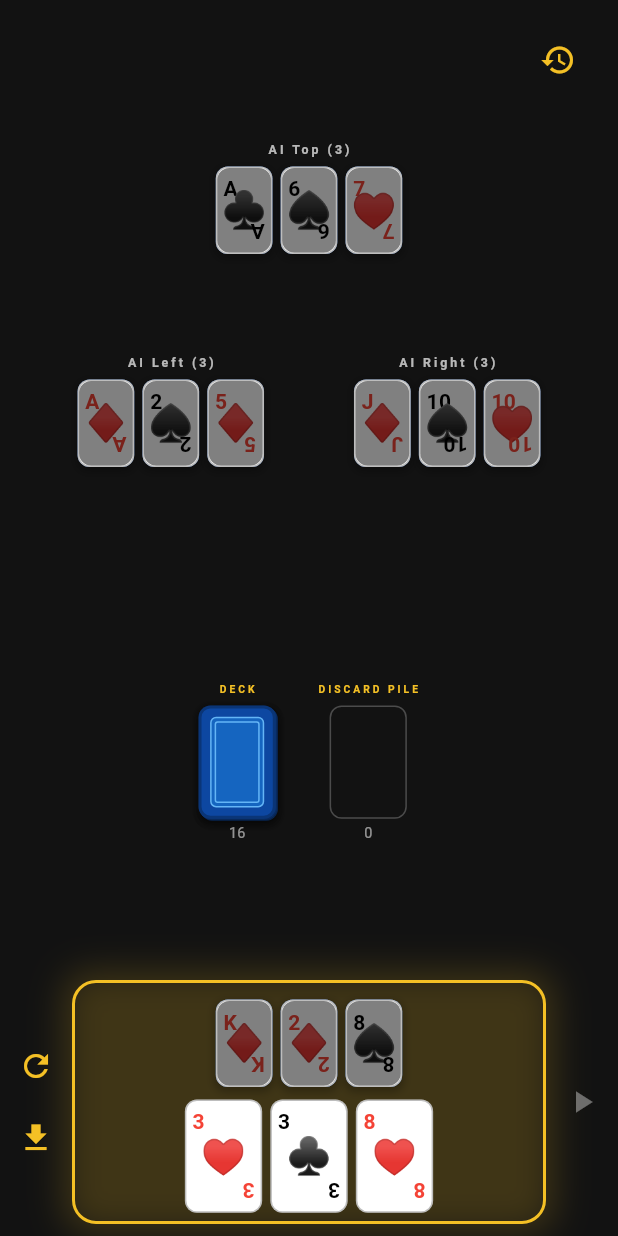
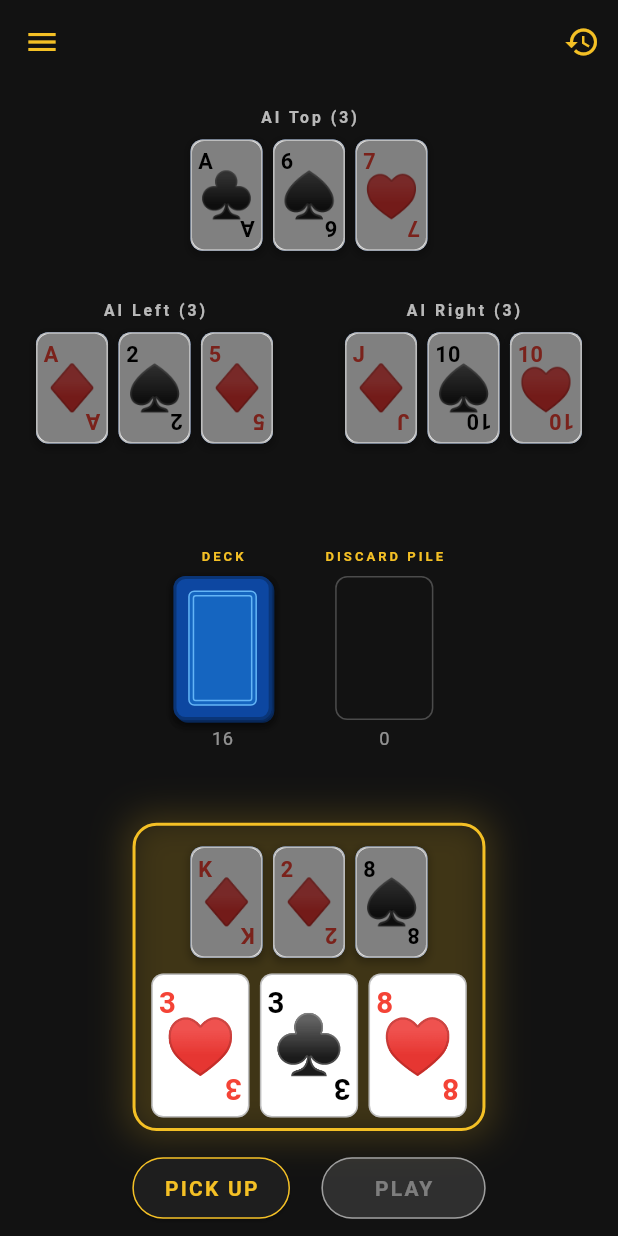
Before and after one commit to petercsakany/shithead, a Flutter app: the screen it shows after launch, on a phone screen of 412 x 824 dp. Run offline on Flutter 3.47's test engine with Material 3 defaults, Android fonts, the phone set to English and light mode, and no system bars.

Commit message:
UI changes

```diff
--- a/lib/views/components/card_widget.dart
+++ b/lib/views/components/card_widget.dart
@@ -81,14 +81,18 @@ class CardWidget extends StatelessWidget {
                     left: 4,
                     child: Text(
                       card!.toString().split(' ').first,
-                      style: TextStyle(color: _getSuitColor(card!.suit), fontSize: 14, fontWeight: FontWeight.bold),
+                      style: TextStyle(
+                        color: _getSuitColor(card!.suit),
+                        fontSize: width * 0.3,
+                        fontWeight: FontWeight.bold,
+                      ),
                     ),
                   ),
                   // Center Icon
                   Center(
                     child: Text(
                       _getSuitSymbol(card!.suit),
-                      style: TextStyle(color: _getSuitColor(card!.suit), fontSize: 24),
+                      style: TextStyle(color: _getSuitColor(card!.suit), fontSize: height * 0.4),
                     ),
                   ),
                   // Bottom right text
@@ -99,7 +103,11 @@ class CardWidget extends StatelessWidget {
                       angle: 3.14159,
                       child: Text(
                         card!.toString().split(' ').first,
-                        style: TextStyle(color: _getSuitColor(card!.suit), fontSize: 14, fontWeight: FontWeight.bold),
+                        style: TextStyle(
+                          color: _getSuitColor(card!.suit),
+                          fontSize: width * 0.3,
+                          fontWeight: FontWeight.bold,
+                        ),
                       ),
                     ),
                   ),
--- a/lib/views/components/player_zone.dart
+++ b/lib/views/components/player_zone.dart
@@ -110,9 +110,7 @@ class PlayerZone extends StatelessWidget {
                 );
               }).toList(),
             ),
-          )
-        else
-          SizedBox(height: 45 * scale), // Maintain some spacing where hand would be
+          ),
       ],
     );
   }
--- a/lib/views/game_screen.dart
+++ b/lib/views/game_screen.dart
@@ -82,6 +82,59 @@ class _GameScreenContent extends StatelessWidget {
   Widget build(BuildContext context) {
     return Scaffold(
       backgroundColor: const Color(0xFF121212), // Deep cyberpunk charcoal
+      appBar: AppBar(
+        backgroundColor: Colors.transparent,
+        elevation: 0,
+        iconTheme: const IconThemeData(color: Color(0xFFf4c025)),
+        actions: [
+          Consumer<GameController>(
+            builder: (context, controller, child) {
+              return IconButton(
+                icon: const Icon(Icons.history),
+                onPressed: () => _showHistoryDialog(context, controller.state.messageHistory),
+                tooltip: 'View History',
+              );
+            },
+          ),
+        ],
+      ),
+      drawer: Drawer(
+        backgroundColor: const Color(0xFF1E1E1E),
+        child: ListView(
+          padding: EdgeInsets.zero,
+          children: [
+            const DrawerHeader(
+              decoration: BoxDecoration(
+                color: Color(0xFF121212),
+                border: Border(bottom: BorderSide(color: Color(0xFFf4c025), width: 2)),
+              ),
+              child: Center(
+                child: Text(
+                  'SHITHEAD',
+                  style: TextStyle(
+                    color: Color(0xFFf4c025),
+                    fontSize: 28,
+                    fontWeight: FontWeight.bold,
+                    letterSpacing: 4,
+                  ),
+                ),
+              ),
+            ),
+            Consumer<GameController>(
+              builder: (context, controller, child) {
+                return ListTile(
+                  leading: const Icon(Icons.refresh, color: Color(0xFFf4c025)),
+                  title: const Text('New Game', style: TextStyle(color: Colors.white, fontSize: 18)),
+                  onTap: () {
+                    Navigator.pop(context); // Close drawer
+                    controller.startNewGame();
+                  },
+                );
+              },
+            ),
+          ],
+        ),
+      ),
       body: SafeArea(
         child: Consumer<GameController>(
           builder: (context, controller, child) {
@@ -94,25 +147,17 @@ class _GameScreenContent extends StatelessWidget {
             return LayoutBuilder(
               builder: (context, constraints) {
                 double scale = 1.0;
-                // Base scale primarily on width for portrait prioritize, with a generous max width bound
-                if (constraints.maxWidth < 600) {
-                  scale = constraints.maxWidth / 600;
-                }
-                if (scale < 0.6) scale = 0.6; // Don't shrink too much
-
-                // (iconScale removed to fix unused variable warning)
+                double wScale = constraints.maxWidth / 430;
+                double hScale = constraints.maxHeight / 880;
+                scale = wScale < hScale ? wScale : hScale;
+                if (scale < 0.6) scale = 0.6;
 
                 Widget content = Column(
                   children: [
                     // 1. Message area (Top)
+                    if (state.latestMessage != null)
                       Padding(
-                      padding: const EdgeInsets.all(16.0),
-                      child: Row(
-                        mainAxisAlignment: MainAxisAlignment.spaceBetween,
-                        crossAxisAlignment: CrossAxisAlignment.start,
-                        children: [
-                          if (state.latestMessage != null)
-                            Flexible(
+                        padding: const EdgeInsets.symmetric(horizontal: 16.0, vertical: 8.0),
                         child: Container(
                           padding: const EdgeInsets.symmetric(horizontal: 16, vertical: 8),
                           decoration: BoxDecoration(
@@ -123,82 +168,122 @@ class _GameScreenContent extends StatelessWidget {
                           child: Text(
                             state.latestMessage!,
                             style: const TextStyle(color: Color(0xFFf4c025), fontWeight: FontWeight.bold),
+                            textAlign: TextAlign.center,
                           ),
                         ),
-                            )
-                          else
-                            const Spacer(),
-                          IconButton(
-                            icon: const Icon(Icons.history, color: Color(0xFFf4c025)),
-                            onPressed: () => _showHistoryDialog(context, state.messageHistory),
-                            tooltip: 'View History',
+                      ),
+
+                    // 2. Top AI Player
+                    Padding(
+                      padding: const EdgeInsets.only(top: 8.0, bottom: 4.0),
+                      child: FittedBox(
+                        fit: BoxFit.scaleDown,
+                        child: _buildPlayerZoneDecorated(context, aiTop, controller, isVertical: true, scale: scale),
+                      ),
+                    ),
+
+                    // 3. Middle AI Players (Left & Right side by side)
+                    Padding(
+                      padding: const EdgeInsets.symmetric(vertical: 4.0),
+                      child: Row(
+                        mainAxisAlignment: MainAxisAlignment.spaceEvenly,
+                        children: [
+                          Expanded(
+                            child: FittedBox(
+                              fit: BoxFit.scaleDown,
+                              child: _buildPlayerZoneDecorated(
+                                context,
+                                aiLeft,
+                                controller,
+                                isVertical: true,
+                                scale: scale,
+                              ),
+                            ),
+                          ),
+                          Expanded(
+                            child: FittedBox(
+                              fit: BoxFit.scaleDown,
+                              child: _buildPlayerZoneDecorated(
+                                context,
+                                aiRight,
+                                controller,
+                                isVertical: true,
+                                scale: scale,
+                              ),
+                            ),
                           ),
                         ],
                       ),
                     ),
 
-                    // 2. Top AI Player
-                    Padding(
+                    // 4. Center Play Area (Deck and Discard Pile)
+                    Expanded(
+                      child: FittedBox(
+                        fit: BoxFit.scaleDown,
+                        child: Padding(
                           padding: const EdgeInsets.symmetric(vertical: 8.0),
-                      child: _buildPlayerZoneDecorated(context, aiTop, controller, isVertical: true, scale: scale),
-                    ),
-
-                    // 3. Middle AI Players (Left & Right side by side)
-                    Padding(
-                      padding: const EdgeInsets.symmetric(vertical: 8.0),
-                      child: Row(
-                        mainAxisAlignment: MainAxisAlignment.spaceEvenly,
-                        children: [
-                          _buildPlayerZoneDecorated(context, aiLeft, controller, isVertical: true, scale: scale),
-                          _buildPlayerZoneDecorated(context, aiRight, controller, isVertical: true, scale: scale),
-                        ],
+                          child: _buildCenterArea(state, scale),
                         ),
                       ),
-
-                    // 4. Center Play Area (Deck and Discard Pile)
-                    Expanded(child: Center(child: _buildCenterArea(state, scale))),
+                    ),
 
                     // 5. Bottom User and Actions
                     Padding(
                       padding: const EdgeInsets.only(bottom: 8.0),
-                      child: Row(
+                      child: Column(
+                        mainAxisSize: MainAxisSize.min,
+                        children: [
+                          // User Zone
+                          _buildPlayerZoneDecorated(context, user, controller, isVertical: true, scale: scale),
+                          SizedBox(height: 16 * scale),
+                          // Action Buttons
+                          Row(
                             mainAxisAlignment: MainAxisAlignment.center,
                             children: [
-                          // Left Action Buttons (New Game / Pick Up)
-                          Column(
-                            mainAxisSize: MainAxisSize.min,
-                            children: [
-                              IconButton(
-                                icon: const Icon(Icons.refresh),
-                                color: const Color(0xFFf4c025),
-                                onPressed: () => controller.startNewGame(),
-                                tooltip: 'New Game',
+                              ElevatedButton(
+                                style: ElevatedButton.styleFrom(
+                                  backgroundColor: const Color(0xFF1E1E1E),
+                                  foregroundColor: const Color(0xFFf4c025),
+                                  side: const BorderSide(color: Color(0xFFf4c025)),
+                                  padding: EdgeInsets.symmetric(horizontal: 24 * scale, vertical: 12 * scale),
                                 ),
-                              IconButton(
-                                icon: const Icon(Icons.download),
-                                color: const Color(0xFFf4c025),
                                 onPressed: () => controller.pickUpPile(user),
-                                tooltip: 'Pick Up Pile',
+                                child: Text(
+                                  'PICK UP',
+                                  style: TextStyle(
+                                    fontSize: 16 * scale,
+                                    fontWeight: FontWeight.bold,
+                                    letterSpacing: 1.5,
                                   ),
-                            ],
                                 ),
-                          // User Zone
-                          Expanded(
-                            child: _buildPlayerZoneDecorated(context, user, controller, isVertical: true, scale: scale),
                               ),
-                          // Right Action Buttons (Play Selected)
-                          Column(
-                            mainAxisSize: MainAxisSize.min,
-                            children: [
-                              IconButton(
-                                icon: const Icon(Icons.play_arrow),
+                              SizedBox(width: 24 * scale),
+                              ElevatedButton(
+                                style: ElevatedButton.styleFrom(
+                                  backgroundColor: (state.selectedCards.isNotEmpty && state.currentPlayer.id == user.id)
+                                      ? Colors.green
+                                      : const Color(0xFF1E1E1E),
+                                  foregroundColor: (state.selectedCards.isNotEmpty && state.currentPlayer.id == user.id)
+                                      ? Colors.white
+                                      : Colors.grey,
+                                  side: BorderSide(
                                     color: (state.selectedCards.isNotEmpty && state.currentPlayer.id == user.id)
                                         ? Colors.green
                                         : Colors.grey,
+                                  ),
+                                  padding: EdgeInsets.symmetric(horizontal: 40 * scale, vertical: 12 * scale),
+                                ),
                                 onPressed: (state.selectedCards.isNotEmpty && state.currentPlayer.id == user.id)
                                     ? () => controller.playSelectedCards(user)
                                     : null,
-                                tooltip: 'Play Selected',
+                                child: Text(
+                                  'PLAY',
+                                  style: TextStyle(
+                                    fontSize: 16 * scale,
+                                    fontWeight: FontWeight.bold,
+                                    letterSpacing: 1.5,
+                                  ),
+                                ),
                               ),
                             ],
                           ),
```
Lines whose indentation alone changed are shown as unchanged.
